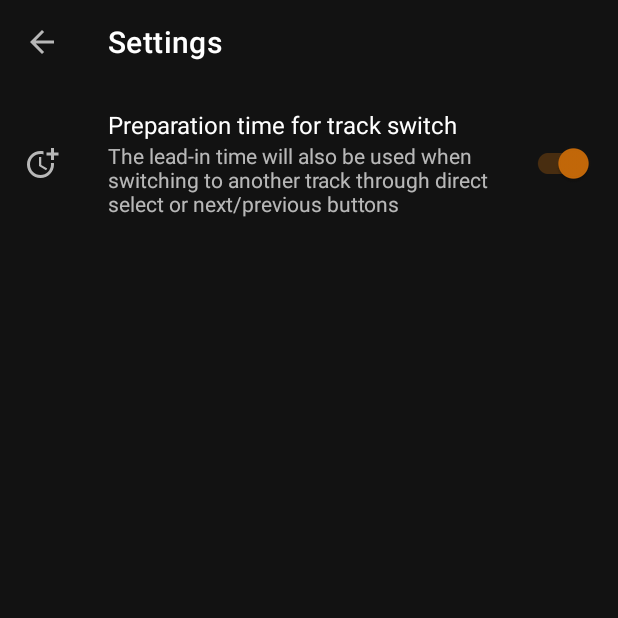
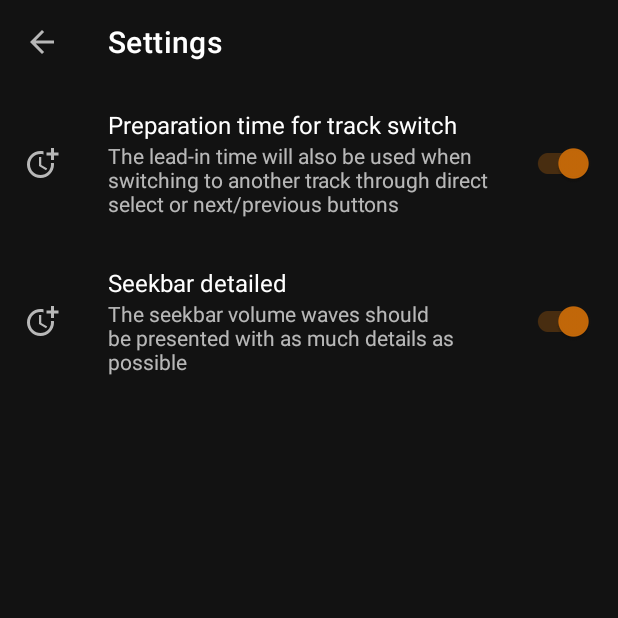
Before and after one commit to yoadey/choreomusic, an Android app: the screen it shows after launch (SettingsActivity), in the options menu, after a tap on "Settings", on a phone screen of 412 x 824 dp, the top half of it. Run offline under Robolectric (Android 15) with nearby library versions, the phone set to English and light mode, and no system bars; our stand-ins replace androidx.preference; libraries missing offline, so code that uses them is left out: com.github.appintro, com.masoudss.lib, org.greenrobot.greendao; 19 statements that could not run were skipped.

Commit message:
Cleanups, seekbar rounded

```diff
--- a/app/src/main/java/de/yoadey/choreomusic/MainActivity.java
+++ b/app/src/main/java/de/yoadey/choreomusic/MainActivity.java
@@ -15,7 +15,9 @@ import android.os.Bundle;
 import android.os.Handler;
 import android.os.IBinder;
 import android.os.Looper;
+import android.util.DisplayMetrics;
 import android.util.Log;
+import android.util.TypedValue;
 import android.view.Menu;
 import android.view.MenuInflater;
 import android.view.MenuItem;
@@ -58,6 +60,7 @@ import de.yoadey.choreomusic.ui.popups.SpeedDialogFragment;
 import de.yoadey.choreomusic.ui.settings.SettingsActivity;
 import de.yoadey.choreomusic.ui.tracks.SongsTracksAdapter;
 import de.yoadey.choreomusic.utils.AmplitudesHelper;
+import de.yoadey.choreomusic.utils.Constants;
 import de.yoadey.choreomusic.utils.DatabaseHelper;
 import de.yoadey.choreomusic.utils.Id3TagsHandler;
 import de.yoadey.choreomusic.utils.Utils;
@@ -77,10 +80,7 @@ public class MainActivity extends AppCompatActivity implements PlaybackControl.P
      * Code to identify the save file intent in the callback
      */
     private static final int SAVE_FILE_CODE = 2;
-    /**
-     * Shared property name for the last opened music file
-     */
-    private static final String SP_FILE_KEY = "MUSIC_FILE";
+
     private final Object threadRunningLock = new Object();
     private final Handler handler = HandlerCompat.createAsync(Looper.myLooper());
     private boolean threadRunning;
@@ -249,6 +249,13 @@ public class MainActivity extends AppCompatActivity implements PlaybackControl.P
         playbackControl = null;
     }
 
+    @Override
+    public void onResume() {
+        super.onResume();
+        WaveformSeekBar waveformSeekBar = findViewById(R.id.waveformSeekBar);
+        configureWaveform(waveformSeekBar);
+    }
+
     public synchronized void openFile(Uri file) {
         // playbackControl might not yet be connected, but is required. Only execute, once
         // playbackControl is connected
@@ -326,7 +333,7 @@ public class MainActivity extends AppCompatActivity implements PlaybackControl.P
                 onIsPlayingChanged(playbackControl.isPlaying());
             } else {
                 SharedPreferences sharedPreferences = getPreferences(MODE_PRIVATE);
-                String fileUri = sharedPreferences.getString(SP_FILE_KEY, null);
+                String fileUri = sharedPreferences.getString(Constants.SP_KEY_FILE, null);
                 if (fileUri != null) {
                     Uri uri = Uri.parse(fileUri);
                     openFile(uri);
@@ -365,6 +372,20 @@ public class MainActivity extends AppCompatActivity implements PlaybackControl.P
                 textView.setText("");
             });
         });
+    }
+
+    private void configureWaveform(WaveformSeekBar waveformSeekBar) {
+        SharedPreferences preferences = PreferenceManager.getDefaultSharedPreferences(this);
+        DisplayMetrics displayMetrics = getResources().getDisplayMetrics();
+        if(preferences.getBoolean(Constants.SP_KEY_DETAILED_WAVEFORM, true)) {
+            waveformSeekBar.setWaveGap(TypedValue.applyDimension(TypedValue.COMPLEX_UNIT_PX, 0, displayMetrics));
+            waveformSeekBar.setWaveWidth(TypedValue.applyDimension(TypedValue.COMPLEX_UNIT_PX, 1, displayMetrics));
+            waveformSeekBar.setWaveCornerRadius(TypedValue.applyDimension(TypedValue.COMPLEX_UNIT_PX, 0, displayMetrics));
+        } else {
+            waveformSeekBar.setWaveGap(TypedValue.applyDimension(TypedValue.COMPLEX_UNIT_DIP, 1, displayMetrics));
+            waveformSeekBar.setWaveWidth(TypedValue.applyDimension(TypedValue.COMPLEX_UNIT_DIP, 2, displayMetrics));
+            waveformSeekBar.setWaveCornerRadius(TypedValue.applyDimension(TypedValue.COMPLEX_UNIT_DIP, 1, displayMetrics));
+        }
     }
 
     /*-----------------------------------------------------
@@ -593,7 +614,7 @@ public class MainActivity extends AppCompatActivity implements PlaybackControl.P
         // Save currently opened file to be opened again next time the application starts
         SharedPreferences sharedPreferences = getPreferences(MODE_PRIVATE);
         SharedPreferences.Editor editor = sharedPreferences.edit();
-        editor.putString(SP_FILE_KEY, newSong.getUri());
+        editor.putString(Constants.SP_KEY_FILE, newSong.getUri());
         editor.apply();
     }
 
--- a/app/src/main/java/de/yoadey/choreomusic/utils/AmplitudesHelper.java
+++ b/app/src/main/java/de/yoadey/choreomusic/utils/AmplitudesHelper.java
@@ -31,9 +31,7 @@ public class AmplitudesHelper {
         Amplituda amplituda = new Amplituda(context);
         try {
             amplituda.fromPath(localFile.getPath())
-                    .amplitudesAsList(cb -> {
-                        sample[0] = cb.stream().mapToInt(i -> i).toArray();
-                    });
+                    .amplitudesAsList(cb -> sample[0] = cb.stream().mapToInt(i -> i).toArray());
         } catch (Exception e) {
             Log.w("AmplitudesHelper", "Could not extract waveform data from default method, fallback to other method");
             try {
--- a/app/src/main/res/values/strings.xml
+++ b/app/src/main/res/values/strings.xml
@@ -43,4 +43,6 @@
     <string name="pref_leadin_track_switch_title">Preparation time for track switch</string>
     <string name="pref_leadin_track_switch_summary">The lead-in time will also be used when switching to another track through direct select or next/previous buttons</string>
     <string name="waveview_calculating">Calculating...</string>
+    <string name="pref_detailed_waveform_switch_title">Seekbar detailed</string>
+    <string name="pref_detailed_waveform_switch_summary">The seekbar volume waves should be presented with as much details as possible</string>
 </resources>
--- a/app/src/main/res/xml/preferences.xml
+++ b/app/src/main/res/xml/preferences.xml
@@ -9,4 +9,11 @@
         app:defaultValue="true"
         app:summary="@string/pref_leadin_track_switch_summary"/>
 
+    <SwitchPreferenceCompat
+        app:key="detailedWaveformSeekbar"
+        app:title="@string/pref_detailed_waveform_switch_title"
+        app:icon="@drawable/baseline_more_time_24"
+        app:defaultValue="true"
+        app:summary="@string/pref_detailed_waveform_switch_summary"/>
+
 </PreferenceScreen>
```
Also changed, not shown: app/build.gradle (+9 -0 lines), app/src/main/java/de/yoadey/choreomusic/service/PlaybackControl.java (+10 -18 lines), app/src/main/java/de/yoadey/choreomusic/utils/Constants.java (added, +27 -0 lines), 1 other file.
